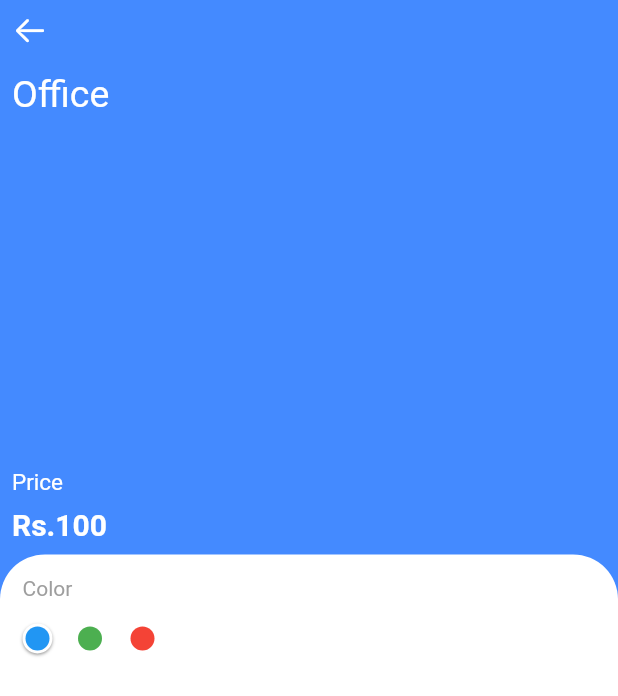
After one commit to balkrishnalamsal/Men-s-Fashion-Nepal, a Flutter app: the ViewDetails screen opened directly, on a phone screen of 412 x 824 dp. The commit adds this screen. Shown: the top 696 px of the screen. Run offline on Flutter 3.47's test engine with Material 2 defaults, Android fonts, the phone set to English and light mode, and no system bars; our stand-ins replace firebase_core, firebase_database, firebase_storage, fluttertoast, image_cropper, image_picker and 1 more; accounts and stored records are empty.

Commit message:
viewDetails button completed

```diff
--- a/lib/Man fashion wear.dart
+++ b/lib/Man fashion wear.dart
@@ -15,6 +15,7 @@ import 'package:shared_preferences/shared_preferences.dart';
 import 'package:uuid/uuid.dart';
 import 'Categories.dart';
 import 'TrendsSection.dart';
+import 'ViewDetails.dart';
 
 class Fashion extends StatefulWidget {
   @override
@@ -171,7 +172,7 @@ class _FashionState extends State<Fashion> {
                     borderRadius: BorderRadius.circular(10),
                   ),
                   child: FirebaseAnimatedList(
-                    scrollDirection: Axis.vertical,
+                    scrollDirection: Axis.horizontal,
                       query: Mensfeshion,
                       itemBuilder: (BuildContext context, DataSnapshot snapshot,
                           Animation<double> animation, int index) {
@@ -202,7 +203,11 @@ class _FashionState extends State<Fashion> {
                                   child: Row(
                                     mainAxisAlignment: MainAxisAlignment.center,
                                     children: [
-                                      Container(
+                                      GestureDetector(
+                                        onTap:(){
+                                  Navigator.push(context, MaterialPageRoute(builder: (context)=>ViewDetails()));
+                                },
+                                        child: Container(
                                           height: 40,
                                           width: MediaQuery.of(context).size.width*0.47,
                                           decoration: BoxDecoration(
@@ -227,6 +232,7 @@ class _FashionState extends State<Fashion> {
                                                   "View Details"
                                                   ,style: TextStyle(color: Colors.white,fontWeight: FontWeight.bold),),
                                               ],
+                                            ),
                                           ),
                                         ),
                                       ),
@@ -431,7 +437,11 @@ class _FashionState extends State<Fashion> {
                             child: Row(
                              mainAxisAlignment: MainAxisAlignment.center,
                               children: [
-                                Container(
+                                GestureDetector(
+                                  onTap: (){
+                                    Navigator.push(context, MaterialPageRoute(builder: (context)=>ViewDetails()));
+                                  },
+                                  child: Container(
                                     height: 40,
                                     width: MediaQuery.of(context).size.width*0.47,
                                     decoration: BoxDecoration(
@@ -456,6 +466,7 @@ class _FashionState extends State<Fashion> {
                                             "View Details"
                                             ,style: TextStyle(color: Colors.white,fontWeight: FontWeight.bold),),
                                         ],
+                                      ),
                                     ),
                                   ),
                                 ),
@@ -610,7 +621,11 @@ class _FashionState extends State<Fashion> {
                             child: Row(
                               mainAxisAlignment: MainAxisAlignment.center,
                               children: [
-                                Container(
+                                GestureDetector(
+                                  onTap: (){
+                                    Navigator.push(context, MaterialPageRoute(builder: (context)=>ViewDetails()));
+                                  },
+                                  child: Container(
                                     height: 40,
                                     width: MediaQuery.of(context).size.width*0.47,
                                     decoration: BoxDecoration(
@@ -635,6 +650,7 @@ class _FashionState extends State<Fashion> {
                                             "View Details"
                                             ,style: TextStyle(color: Colors.white,fontWeight: FontWeight.bold),),
                                         ],
+                                      ),
                                     ),
                                   ),
                                 ),
--- /dev/null
+++ b/lib/ViewDetails.dart
@@ -0,0 +1,196 @@
+import 'package:flutter/cupertino.dart';
+import 'package:flutter/material.dart';
+
+
+class ViewDetails extends StatefulWidget {
+  @override
+  State<ViewDetails> createState() => _ViewDetailsState();
+}
+
+class _ViewDetailsState extends State<ViewDetails> {
+
+  String ? color= "Blue";
+
+  @override
+  Widget build(BuildContext context) {
+    return Scaffold(
+      backgroundColor: Colors.blueAccent,
+        body: ListView(
+          children: [
+            Padding(
+              padding: const EdgeInsets.all(8.0),
+              child: Row(
+                children: [
+                  Icon(CupertinoIcons.arrow_left,color: Colors.white,)
+                ],
+              ),
+            ),
+
+        Container(
+          color: Colors.blueAccent,
+          height: MediaQuery.of(context).size.height*0.4,
+          child: Column(
+            crossAxisAlignment: CrossAxisAlignment.start,
+            mainAxisAlignment: MainAxisAlignment.spaceBetween,
+            children: [
+              Padding(
+                padding: const EdgeInsets.all(8.0),
+                child: Text("Office",style: TextStyle(color: Colors.white,fontSize: 25),),
+              ),
+
+              Column(
+                crossAxisAlignment: CrossAxisAlignment.start,
+                children: [
+                  Padding(
+                    padding: const EdgeInsets.only(left: 8.0),
+                    child: Text("Price",style: TextStyle(color: Colors.white,fontSize: 15),),
+                  ),
+                  Padding(
+                    padding: const EdgeInsets.all(8.0),
+                    child: Text("Rs.100",style: TextStyle(color: Colors.white,fontSize: 20,fontWeight: FontWeight.bold),),
+                  ),
+                ],
+              )
+            ],
+          ),
+        ),
+            Container(
+              decoration: BoxDecoration(
+                color :Colors.white,
+                borderRadius: BorderRadius.circular(30)
+              ),
+              height: MediaQuery.of(context).size.height*0.7,
+
+              child: Column(
+                crossAxisAlignment: CrossAxisAlignment.start,
+                children: [
+                  Padding(
+                    padding: const EdgeInsets.all(15.0),
+                    child: Text("Color",style: TextStyle(color: Colors.grey),),
+                  ),
+
+                  Row(
+                    children: [
+                      Padding(
+                        padding: const EdgeInsets.only(left: 15.0),
+                        child: GestureDetector(
+                          onTap: (){
+                            setState(() {
+                              color="Blue";
+                            });
+
+                          },
+                          child: Container(
+                            height: 20,
+                            width: 20,
+                       decoration:(color=="Blue")?BoxDecoration(
+                              boxShadow: [BoxShadow(
+                                color: Colors.grey,
+                                blurRadius: 1,
+                                offset: Offset(
+                                  0,1
+                                )
+                              )],
+                              border: Border.all(
+                                width: 2,color: Colors.white
+                              ),
+                            shape: BoxShape.circle,
+                            color: Colors.white
+                            ):BoxDecoration(
+                           border: Border.all(width: 2,color: Colors.white),
+                           shape: BoxShape.circle,
+                       ),
+                            child: Container(
+                              decoration: BoxDecoration(
+                                shape: BoxShape.circle,
+                                color: Colors.blue
+                              ),
+                            ),
+                          ),
+                        ),
+                      ),
+                      Padding(
+                        padding: const EdgeInsets.only(left: 15.0),
+                        child: GestureDetector(
+                          onTap: (){
+                            setState(() {
+                              color="Green";
+                            });
+                          },
+                          child: Container(
+                            height: 20,
+                            width: 20,
+                            decoration:(color=="Green")?BoxDecoration(
+                                boxShadow: [BoxShadow(
+                                    color: Colors.grey,
+                                    blurRadius: 1,
+                                    offset: Offset(
+                                        0,1
+                                    )
+                                )],
+                                border: Border.all(
+                                    width: 2,color: Colors.white
+                                ),
+                                shape: BoxShape.circle,
+                                color: Colors.white
+                            ):BoxDecoration(
+                              border: Border.all(width: 2,color: Colors.white),
+                                shape: BoxShape.circle,
+                            ),
+                            child: Container(
+                              decoration: BoxDecoration(
+                                  shape: BoxShape.circle,
+                                  color: Colors.green
+                              ),
+                            ),
+                          ),
+                        ),
+                      ),
+                      Padding(
+                        padding: const EdgeInsets.only(left: 15.0),
+                        child: GestureDetector(
+                          onTap: (){
+                            setState(() {
+                              color="Red";
+                            });
+                          },
+                          child: Container(
+                            height: 20,
+                            width: 20,
+                            decoration:(color=="Red")?BoxDecoration(
+                                boxShadow: [BoxShadow(
+                                    color: Colors.grey,
+                                    blurRadius: 1,
+                                    offset: Offset(
+                                        0,1
+                                    )
+                                )],
+                                border: Border.all(
+                                    width: 2,color: Colors.white
+                                ),
+                                shape: BoxShape.circle,
+                                color: Colors.white
+                            ):BoxDecoration(
+                              border: Border.all(width: 2,color: Colors.white),
+                                shape: BoxShape.circle,
+                            ),
+                            child: Container(
+                              decoration: BoxDecoration(
+                                  shape: BoxShape.circle,
+                                  color: Colors.red
+                              ),
+                            ),
+                          ),
+                        ),
+                      ),
+                    ],
+                  )
+
+                ],
+              ),
+            )
+          ],
+        ),
+      );
+  }
+}
```
Lines whose indentation alone changed are shown as unchanged.
